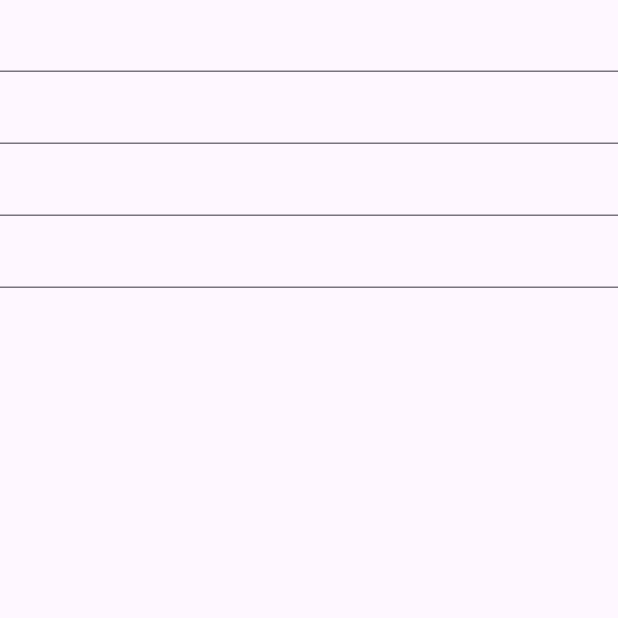
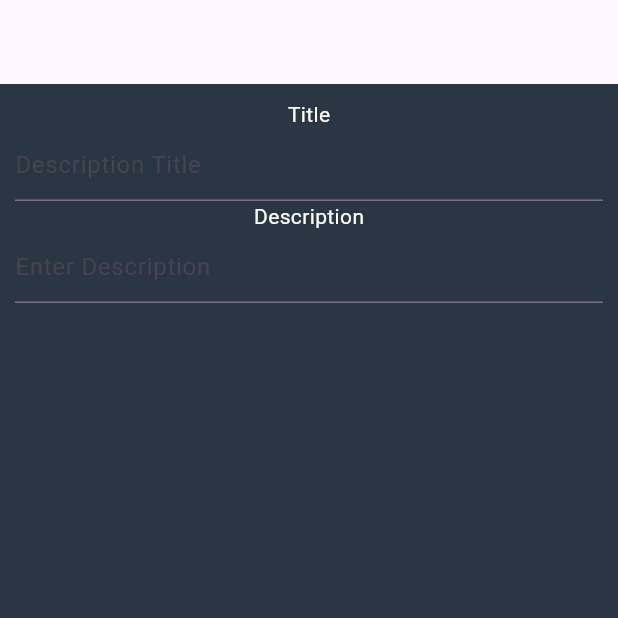
Before and after one commit to muzohaib3/todo-list, a Flutter app: the screen it shows after launch, after a tap on "Submit", after a tap on the "add" icon, on a phone screen of 412 x 824 dp, the top half of it. Run offline on Flutter 3.47's test engine with Material 3 defaults, Android fonts, the phone set to English and light mode, and no system bars; network calls fail.

Commit message:
initial commit

```diff
--- a/lib/add_item.dart
+++ b/lib/add_item.dart
@@ -1,4 +1,5 @@
 import 'package:flutter/material.dart';
+import 'package:todo/constants.dart';
 
 class AddItem extends StatelessWidget {
   const AddItem({super.key});
@@ -22,34 +23,53 @@ class _AddItemState extends State<_AddItem> {
   @override
   Widget build(BuildContext context) {
     return Scaffold(
+
+      appBar: AppBar(
+        title: Container(
+          child: Row(children: [
+
+          ],),
+        ),
+      ),
+
       body: Center(
         child: Container(
+          padding: EdgeInsets.all(10),
           width: double.maxFinite,
           height: double.maxFinite,
+          color: Color(0xFF2A3644),
           child: Column(
             children: [
 
               Container(
-                child: TextField(
 
-                ),
-              ),
+                child: Column(
+                  mainAxisAlignment: MainAxisAlignment.start,
+                  children: [
 
-              Container(
-                child: TextField(
+                    Text(
+                        "Title",
+                      style: TextStyle(color: Colors.white),
+                    ),
 
-                ),
-              ),
+                    TextField(
+                      decoration: InputDecoration(
+                        hintText: Constants().descriptionTitle,
+                      ),
+                    ),
 
-              Container(
-                child: TextField(
+                    Text(
+                        Constants().description,
+                        style: TextStyle(color: Colors.white),
+                    ),
 
-                ),
-              ),
+                    TextField(
+                      decoration: InputDecoration(
+                        hintText: Constants().enterDescription
+                      ),
+                    )
 
-              Container(
-                child: TextField(
-
+                  ],
                 ),
               ),
 
--- a/lib/constants.dart
+++ b/lib/constants.dart
@@ -1,4 +1,8 @@
 class Constants{
    String loginImage = "https://www.flaticon.com/free-icon/asset-allocation_11376918?term=expense&page=1&position=31&origin=search&related_id=11376918";
    final List<String> items = ['Item 1', 'Item 2', 'Item 3', 'Item 4',];
+
+   final String descriptionTitle = "Description Title";
+   final String description = "Description";
+   final String enterDescription = "Enter Description";
 }
--- a/lib/dashboard.dart
+++ b/lib/dashboard.dart
@@ -14,7 +14,6 @@ class Dashboard extends StatelessWidget {
       home: Scaffold(
 
         floatingActionButton: Container(
-
           padding: EdgeInsets.only(bottom: 100.0),
           child: FloatingActionButton.extended(
             onPressed: (){
@@ -30,6 +29,7 @@ class Dashboard extends StatelessWidget {
           ),
         ),
         appBar: AppBar(
+          backgroundColor: Color(0xFF2A3644),
           leading: new IconButton(
             icon: new Icon(Icons.arrow_back, color: Colors.black),
             onPressed: () => Navigator.of(context).pop(),
@@ -38,8 +38,8 @@ class Dashboard extends StatelessWidget {
         body: Center(
 
           child: Container(
-            margin: EdgeInsets.only(left: 10),
-            padding: EdgeInsets.only(right: 10),
+            color: Color(0xFF2A3644),
+            padding: EdgeInsets.all(10),
             width: double.infinity,
             child: Column(
               children: [
--- a/pubspec.yaml
+++ b/pubspec.yaml
@@ -19,7 +19,7 @@ publish_to: 'none' # Remove this line if you wish to publish to pub.dev
 version: 1.0.0+1
 
 environment:
-  sdk: ^3.6.1
+  sdk: ^3.5.4
 
 # Dependencies specify other packages that your package needs in order to work.
 # To automatically upgrade your package dependencies to the latest versions
@@ -28,7 +28,6 @@ environment:
 # the latest version available on pub.dev. To see which dependencies have newer
 # versions available, run `flutter pub outdated`.
 dependencies:
-  http: ^0.13.6  # Use latest version
   flutter:
     sdk: flutter
 
```
Also changed, not shown: pubspec.lock.
